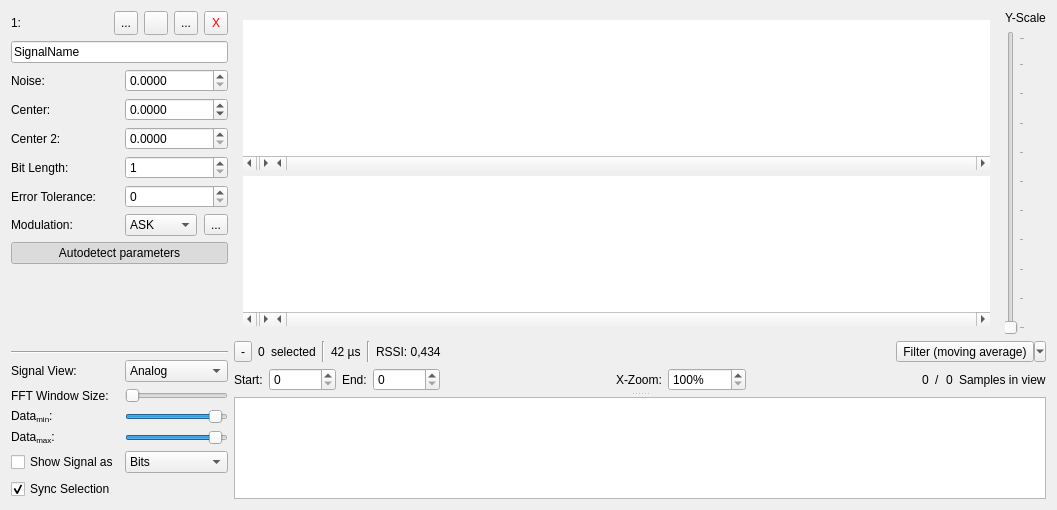
This is data/ui/signal_frame.ui in Tomk3n/urh as Qt 5 draws it before an edit. The edited form follows.
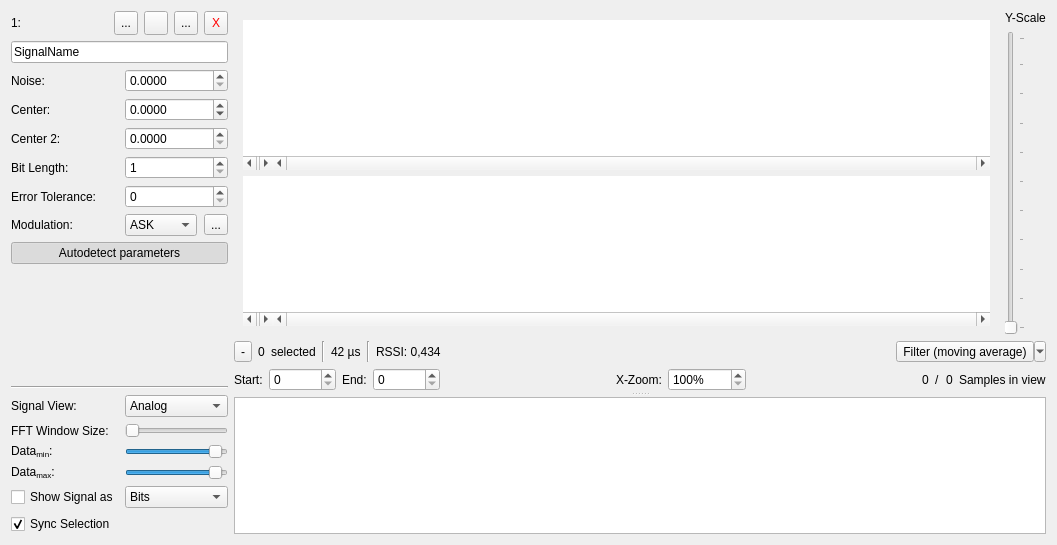
This is the edited form. Icons and pictures are not drawn. Custom widgets are drawn as their Qt base class.

```diff
--- a/data/ui/signal_frame.ui
+++ b/data/ui/signal_frame.ui
@@ -7,7 +7,7 @@
     <x>0</x>
     <y>0</y>
     <width>1057</width>
-    <height>510</height>
+    <height>545</height>
    </rect>
   </property>
   <property name="sizePolicy">
```
Left out of the diff: 7 changed lines with no effect on the pictures.
